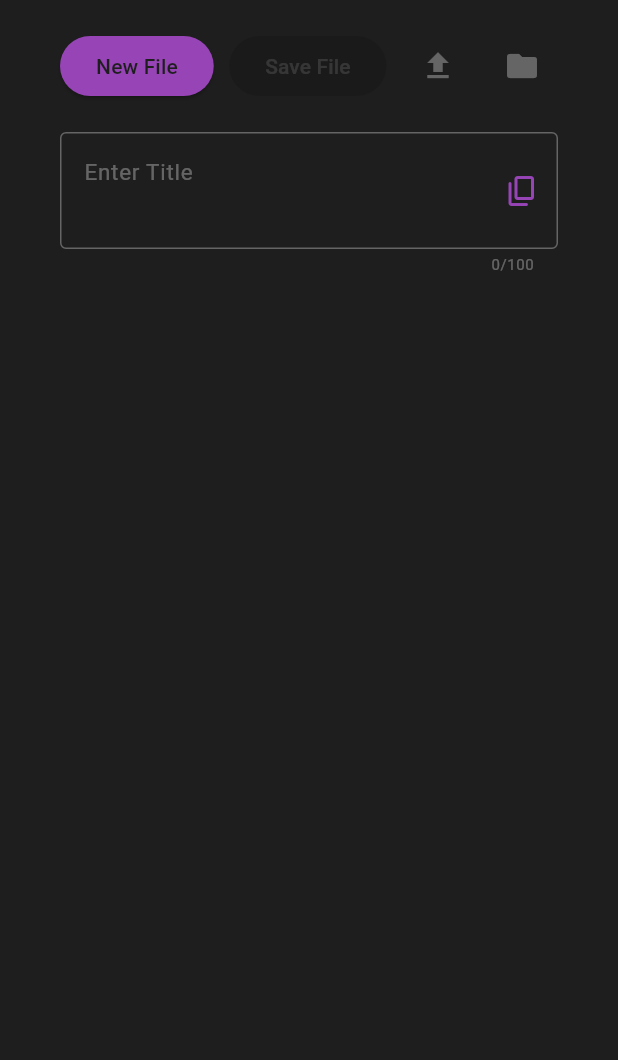
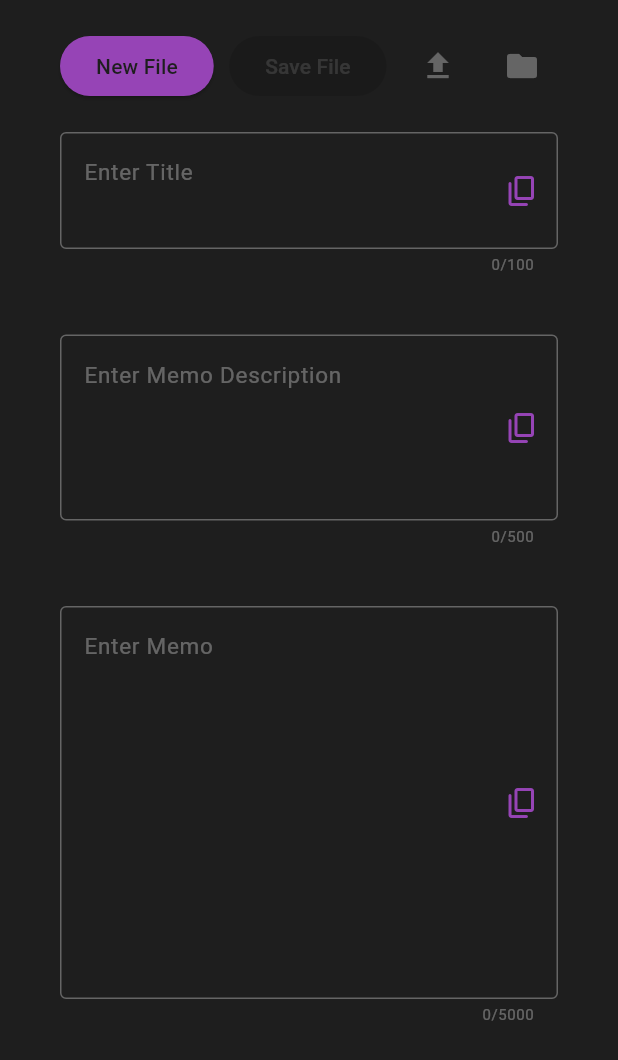
Before and after one commit to kihyun1998/meta_note, a Flutter app: the screen it shows after launch, on a phone screen of 412 x 824 dp. Shown: the top 1060 px of the screen. Run offline on Flutter 3.47's test engine with Material 3 defaults, Android fonts, the phone set to English and light mode, and no system bars.

Commit message:
스낵바 완성

```diff
--- a/lib/screens/home_screen.dart
+++ b/lib/screens/home_screen.dart
@@ -11,6 +11,8 @@ class HomeScreen extends StatefulWidget {
 
 class _HomeScreenState extends State<HomeScreen> {
   final TextEditingController titleController = TextEditingController();
+  final TextEditingController descriptionController = TextEditingController();
+  final TextEditingController memoController = TextEditingController();
 
   @override
   Widget build(BuildContext context) {
@@ -40,6 +42,20 @@ class _HomeScreenState extends State<HomeScreen> {
               maxLines: 2,
               hintText: 'Enter Title',
               controller: titleController,
+            ),
+            const SizedBox(height: 40),
+            CustomTextField(
+              maxLength: 500,
+              maxLines: 4,
+              hintText: 'Enter Memo Description',
+              controller: descriptionController,
+            ),
+            const SizedBox(height: 40),
+            CustomTextField(
+              maxLength: 5000,
+              maxLines: 10,
+              hintText: 'Enter Memo',
+              controller: memoController,
             ),
           ],
         ),
--- a/lib/widgets/custom_textfield.dart
+++ b/lib/widgets/custom_textfield.dart
@@ -1,6 +1,7 @@
 import 'package:flutter/material.dart';
 import 'package:flutter/services.dart';
 import 'package:meta_note/utils/app_styles.dart';
+import 'package:meta_note/utils/snackbar_utils.dart';
 
 class CustomTextField extends StatefulWidget {
   final int maxLength;
@@ -32,6 +33,7 @@ class _CustomTextFieldState extends State<CustomTextField> {
 
   void copyText(context, String text) {
     Clipboard.setData(ClipboardData(text: text));
+    SnackBarUtils.showSnackBar(context, Icons.content_copy, "Text is copied");
   }
 
   @override
@@ -66,7 +68,7 @@ class _CustomTextFieldState extends State<CustomTextField> {
   IconButton _copyButton(BuildContext context) {
     return IconButton(
       onPressed: widget.controller.text.isNotEmpty
-          ? () => copyText(context, widget.controller.text)
+          ? () => {copyText(context, widget.controller.text)}
           : null,
       splashRadius: 20,
       splashColor: AppTheme.splash,
```
